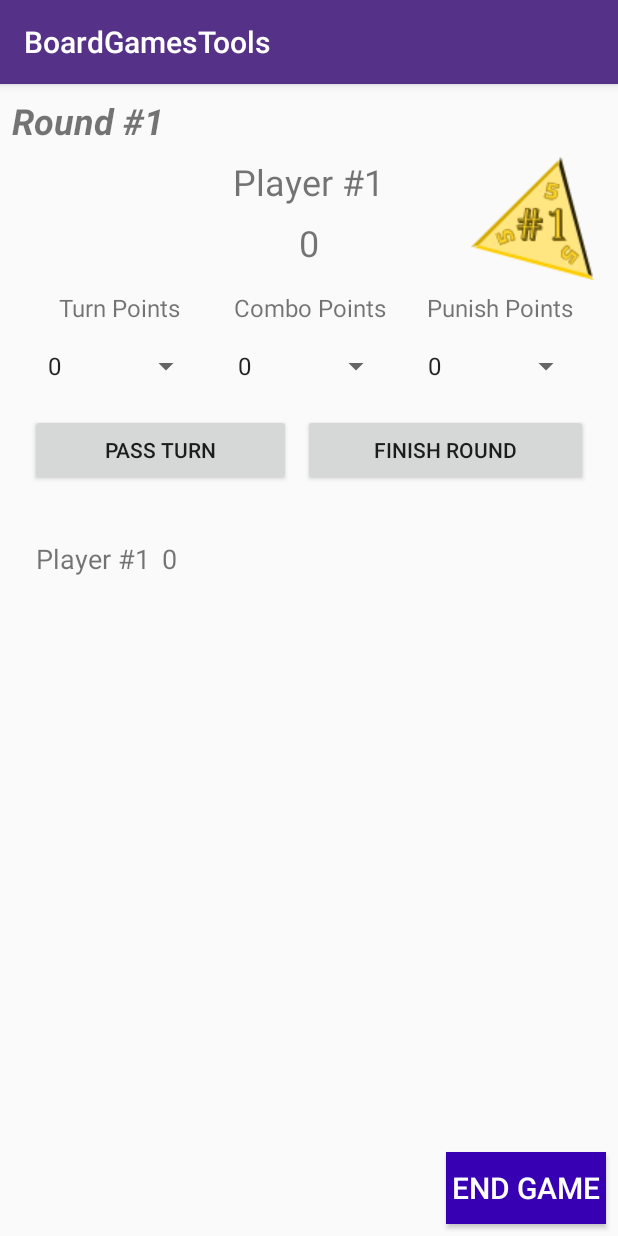
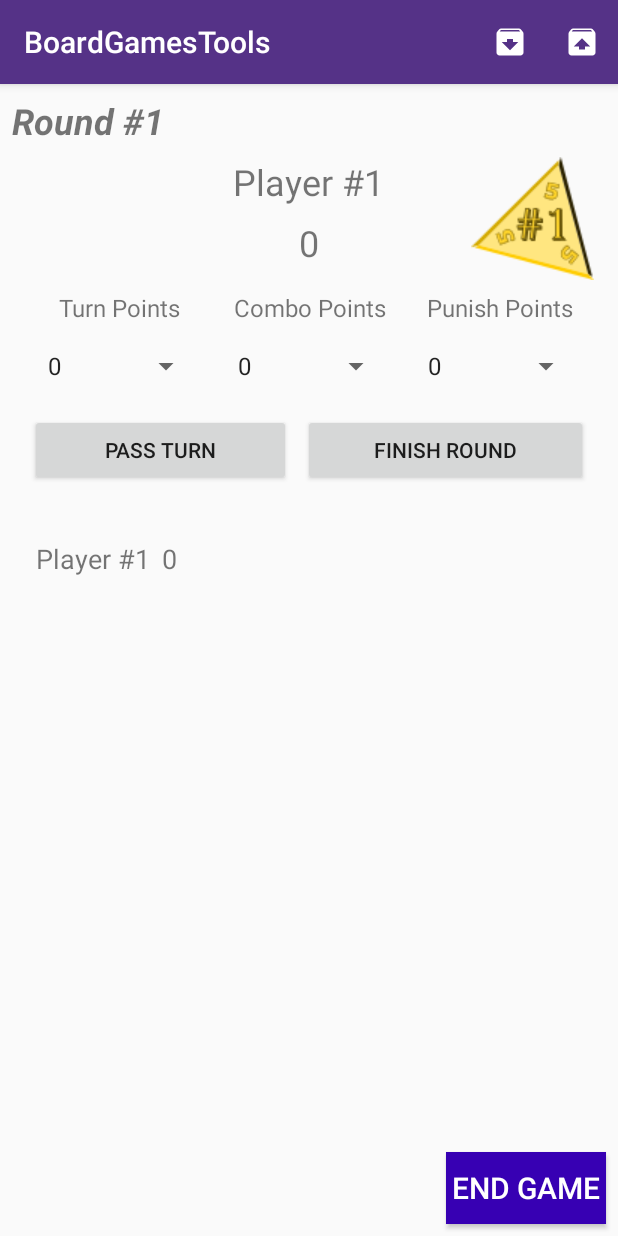
Before and after one commit to Fenixlix/BoardGamesTools, an Android app: the Triomino screen opened directly, with no data from a screen before it, on a phone screen of 412 x 824 dp. Run offline under Robolectric (Android 15) with nearby library versions, the light colour scheme and no system bars; our stand-ins replace Dagger/Hilt's generated code, Room's generated code.

Commit message:
Add game save and load options

```diff
--- a/app/build.gradle
+++ b/app/build.gradle
@@ -41,6 +41,7 @@ android {
     buildFeatures{
         viewBinding = true
     }
+    namespace 'com.example.boardgamestools'
 }
 
 dependencies {
--- a/app/src/main/AndroidManifest.xml
+++ b/app/src/main/AndroidManifest.xml
@@ -1,6 +1,5 @@
 <?xml version="1.0" encoding="utf-8"?>
-<manifest xmlns:android="http://schemas.android.com/apk/res/android"
-    package="com.example.boardgamestools">
+<manifest xmlns:android="http://schemas.android.com/apk/res/android">
 
     <application
         android:name=".model.BGTApp"
--- a/app/src/main/java/com/example/boardgamestools/model/modules/DbModule.kt
+++ b/app/src/main/java/com/example/boardgamestools/model/modules/DbModule.kt
@@ -23,6 +23,10 @@ object DbModule {
 
     @Singleton
     @Provides
-    fun providesDao(db: RoomDB) = db.getPlayerDAO()
+    fun providesPlayerDao(db: RoomDB) = db.getPlayerDAO()
+
+    @Singleton
+    @Provides
+    fun providesGameDao(db: RoomDB) = db.getGameDao()
 
 }
--- /dev/null
+++ b/app/src/main/java/com/example/boardgamestools/model/repository/GameRepository.kt
@@ -0,0 +1,16 @@
+package com.example.boardgamestools.model.repository
+
+import androidx.annotation.WorkerThread
+import com.example.boardgamestools.model.roomData.GameDao
+import com.example.boardgamestools.model.roomData.GameDataEntity
+import javax.inject.Inject
+
+@WorkerThread
+class GameRepository @Inject constructor(
+    private val gameDao: GameDao
+) {
+
+    suspend fun loadGame(name : String) = gameDao.loadGame(name)
+
+    suspend fun saveGame(game : GameDataEntity) = gameDao.saveGame(game)
+}
--- a/app/src/main/java/com/example/boardgamestools/model/repository/PlayerRepository.kt
+++ b/app/src/main/java/com/example/boardgamestools/model/repository/PlayerRepository.kt
@@ -6,21 +6,17 @@ import com.example.boardgamestools.model.roomData.PlayerEntity
 import kotlinx.coroutines.flow.Flow
 import javax.inject.Inject
 
+@WorkerThread
 class PlayerRepository @Inject constructor(
     private val playerDAO: PlayerDAO
     ) {
 
     val allPlayers : Flow<List<PlayerEntity>> = playerDAO.getAll()
 
-    suspend fun getPlayer(id: Int) : PlayerEntity {
-        return playerDAO.getPlayer(id)
-    }
-
     suspend fun deleteAll(){
         playerDAO.deleteAll()
     }
 
-    @WorkerThread
     suspend fun insertNewPlayer(player : PlayerEntity){
         playerDAO.insertNewPlayer(player)
     }
@@ -37,5 +33,4 @@ class PlayerRepository @Inject constructor(
         playerDAO.resetScore(players)
     }
 
-
 }
--- /dev/null
+++ b/app/src/main/java/com/example/boardgamestools/model/roomData/GameDao.kt
@@ -0,0 +1,18 @@
+package com.example.boardgamestools.model.roomData
+
+import androidx.room.Dao
+import androidx.room.Insert
+import androidx.room.OnConflictStrategy
+import androidx.room.Query
+import kotlinx.coroutines.flow.Flow
+
+@Dao
+interface GameDao {
+
+    @Query("SELECT * FROM game_table WHERE gameName = :name" )
+    suspend fun loadGame(name : String) : GameDataEntity?
+
+    @Insert(onConflict = OnConflictStrategy.REPLACE)
+    suspend fun saveGame(game : GameDataEntity)
+
+}
--- a/app/src/main/java/com/example/boardgamestools/model/roomData/RoomDB.kt
+++ b/app/src/main/java/com/example/boardgamestools/model/roomData/RoomDB.kt
@@ -3,8 +3,8 @@ package com.example.boardgamestools.model.roomData
 import androidx.room.Database
 import androidx.room.RoomDatabase
 
-@Database(entities = [PlayerEntity::class], version = 1, exportSchema = false)
+@Database(entities = [PlayerEntity::class, GameDataEntity::class], version = 1, exportSchema = false)
 abstract class RoomDB : RoomDatabase() {
-
+    abstract fun getGameDao(): GameDao
     abstract fun getPlayerDAO(): PlayerDAO
 }
--- a/app/src/main/java/com/example/boardgamestools/viewmodel/PlayerViewModel.kt
+++ /dev/null
@@ -1,42 +0,0 @@
-package com.example.boardgamestools.viewmodel
-
-import androidx.lifecycle.*
-import com.example.boardgamestools.model.roomData.PlayerEntity
-import com.example.boardgamestools.model.repository.PlayerRepository
-import dagger.hilt.android.lifecycle.HiltViewModel
-import kotlinx.coroutines.launch
-import javax.inject.Inject
-
-@HiltViewModel
-class PlayerViewModel @Inject constructor(
-    private val repository: PlayerRepository
-    ) : ViewModel() {
-    val allPlayers : LiveData<List<PlayerEntity>> = repository.allPlayers.asLiveData()
-
-    var round = 0
-    var turn = 1
-
-    fun getPlayer(id : Int) : PlayerEntity? {
-        return allPlayers.value?.get(id)
-    }
-
-    fun insert(player : PlayerEntity) = viewModelScope.launch {
-        repository.insertNewPlayer(player)
-    }
-
-    fun deleteAll() = viewModelScope.launch {
-        repository.deleteAll()
-    }
-
-    fun updateScore(player: PlayerEntity) = viewModelScope.launch {
-        repository.updatePlayer(player)
-    }
-
-    fun resetScore(players : List<PlayerEntity>) = viewModelScope.launch {
-        repository.resetScores(players)
-    }
-
-    fun deletePlayer(player: PlayerEntity) = viewModelScope.launch {
-        repository.deletePlayer(player)
-    }
-}
--- /dev/null
+++ b/app/src/main/res/drawable/ic_load.xml
@@ -0,0 +1,5 @@
+<vector android:height="24dp" android:tint="#FFFFFF"
+    android:viewportHeight="24" android:viewportWidth="24"
+    android:width="24dp" xmlns:android="http://schemas.android.com/apk/res/android">
+    <path android:fillColor="@android:color/white" android:pathData="M20.55,5.22l-1.39,-1.68C18.88,3.21 18.47,3 18,3H6C5.53,3 5.12,3.21 4.85,3.55L3.46,5.22C3.17,5.57 3,6.01 3,6.5V19c0,1.1 0.89,2 2,2h14c1.1,0 2,-0.9 2,-2V6.5C21,6.01 20.83,5.57 20.55,5.22zM12,9.5l5.5,5.5H14v2h-4v-2H6.5L12,9.5zM5.12,5l0.82,-1h12l0.93,1H5.12z"/>
+</vector>
--- /dev/null
+++ b/app/src/main/res/drawable/ic_save.xml
@@ -0,0 +1,5 @@
+<vector android:height="24dp" android:tint="#FFFFFF"
+    android:viewportHeight="24" android:viewportWidth="24"
+    android:width="24dp" xmlns:android="http://schemas.android.com/apk/res/android">
+    <path android:fillColor="@android:color/white" android:pathData="M20.54,5.23l-1.39,-1.68C18.88,3.21 18.47,3 18,3H6c-0.47,0 -0.88,0.21 -1.16,0.55L3.46,5.23C3.17,5.57 3,6.02 3,6.5V19c0,1.1 0.9,2 2,2h14c1.1,0 2,-0.9 2,-2V6.5c0,-0.48 -0.17,-0.93 -0.46,-1.27zM12,17.5L6.5,12H10v-2h4v2h3.5L12,17.5zM5.12,5l0.81,-1h12l0.94,1H5.12z"/>
+</vector>
--- /dev/null
+++ b/app/src/main/res/menu/game_utilities_menu.xml
@@ -0,0 +1,19 @@
+<?xml version="1.0" encoding="utf-8"?>
+<menu xmlns:android="http://schemas.android.com/apk/res/android"
+    xmlns:app="http://schemas.android.com/apk/res-auto">
+
+    <item
+        android:id="@+id/game_menu_save_ico"
+        android:title="@string/save"
+        android:icon="@drawable/ic_save"
+        app:showAsAction="ifRoom"
+        />
+
+    <item
+        android:id="@+id/game_menu_load_ico"
+        android:title="@string/load"
+        android:icon="@drawable/ic_load"
+        app:showAsAction="ifRoom"
+        />
+
+</menu>
--- a/app/src/main/res/values/strings.xml
+++ b/app/src/main/res/values/strings.xml
@@ -1,29 +1,48 @@
 <resources>
+    <!-- General -->
     <string name="app_name">BoardGamesTools</string>
+
+    <!-- Utilities -->
     <string name="tossDice">Toss Dice</string>
     <string name="numOfDice">Number of dices to roll</string>
-    <string name="game_visual_description">Game Visual Description</string>
-    <string name="addButton">Add Player</string>
+    <string name="game_visual_description">Button with a game to be played</string>
+
+    <!-- GameLogic -->
+    <string name="save">Save</string>
+    <string name="load">Load</string>
+    <string name="game_saved">Game Saved</string>
+    <string name="no_game_saved">No game saved</string>
+    <string name="game_loaded">Game Loaded</string>
+    <string name="pass_turn">Pass Turn</string>
+    <string name="round">Round #%1$d</string>
+    <string name="next_round">Next Round</string>
+    <string name="finish_round">Finish Round</string>
+    <string name="round_End">"Round End"</string>
+    <string name="end_game">End Game</string>
+    <string name="backToGame">Return to the game</string>
+
+    <!-- Players -->
+    <string name="new_players">New Players</string>
     <string name="player_name">Player name…</string>
-    <string name="backToGame">Return to the game</string>
     <string name="score">Score</string>
-    <string name="new_players">New Players</string>
-    <string name="end_game">End Game</string>
-    <string name="delete">Delete</string>
     <string name="reset_score">Reset score</string>
-
+    <string name="no_players">"There have to be 1 or more players"</string>
     <string name="no_player_to_reset">There is no players to be reset</string>
-    <string name="round">Round #%1$d</string>
     <string name="confirm_screen_delete">Are you sure to delete the player: %1$s</string>
     <string name="cancel">Cancel</string>
     <string name="modify">Modify</string>
+    <string name="addButton">Add Player</string>
+    <string name="delete">Delete</string>
+
+    <!-- Triomino -->
     <string name="turn_points">Turn Points</string>
     <string name="combo_points">Combo Points</string>
     <string name="punish_points">Punish Points</string>
-    <string name="finish_round">Finish Round</string>
-    <string name="pass_turn">Pass Turn</string>
-    <string name="next_round">Next Round</string>
+    <string name="residual_points">"Residual points: "</string>
+    <string name="round_end_phase">Round #%1$d end phase</string>
     <string name="add">Add</string>
+    <string name="no_extra_points">Missing extra points</string>
+    <string name="players_extra_points">Players Extra points</string>
 
     <string-array name="sp_penalties_options">
         <item>0</item>
--- a/build.gradle
+++ b/build.gradle
@@ -26,7 +26,7 @@ buildscript {
         mavenCentral()
     }
     dependencies {
-        classpath 'com.android.tools.build:gradle:7.1.3'
+        classpath 'com.android.tools.build:gradle:7.2.0'
         classpath "org.jetbrains.kotlin:kotlin-gradle-plugin:$kotlin_version"
 
         // Dagger hilt
```
Also changed, not shown: app/src/main/java/com/example/boardgamestools/model/roomData/GameDataEntity.kt (added, +13 -0 lines), app/src/main/java/com/example/boardgamestools/model/utilities/Games.kt (+3 -4 lines), app/src/main/java/com/example/boardgamestools/view/ModifyPlayer.kt (+6 -6 lines), app/src/main/java/com/example/boardgamestools/view/Players.kt (+22 -14 lines), app/src/main/java/com/example/boardgamestools/view/Triomino.kt (+120 -85 lines), app/src/main/java/com/example/boardgamestools/viewmodel/GameViewModel.kt (added, +65 -0 lines), app/src/main/res/layout/triomino_round_end_phase.xml (+50 -35 lines), gradle/wrapper/gradle-wrapper.properties.
